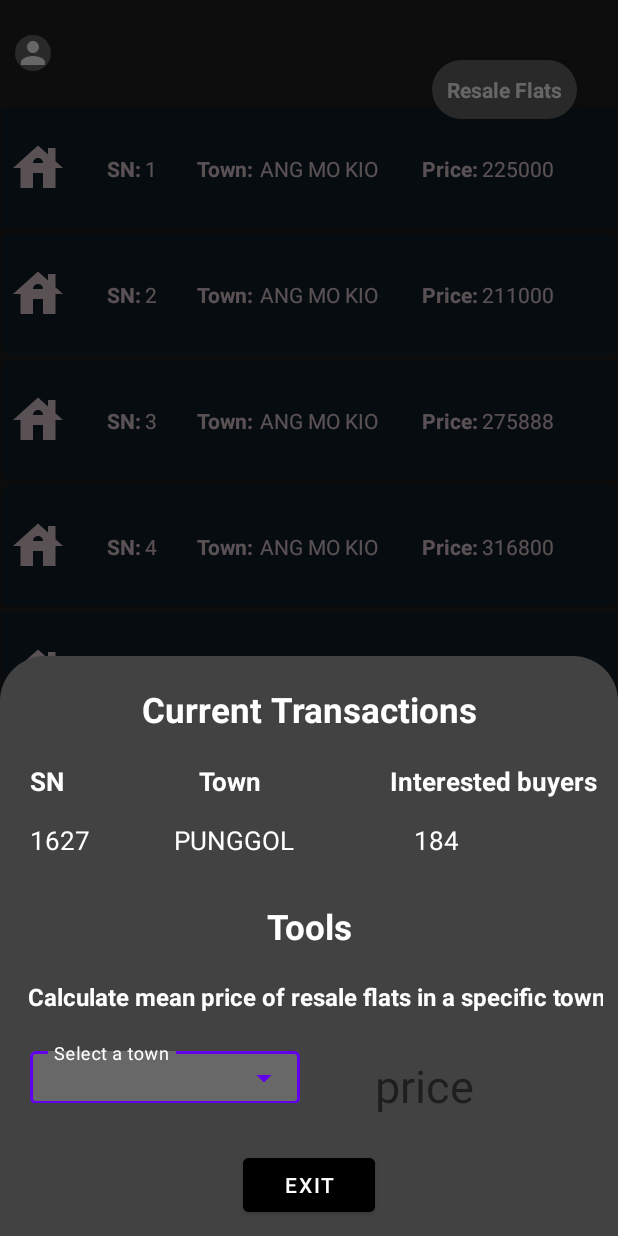
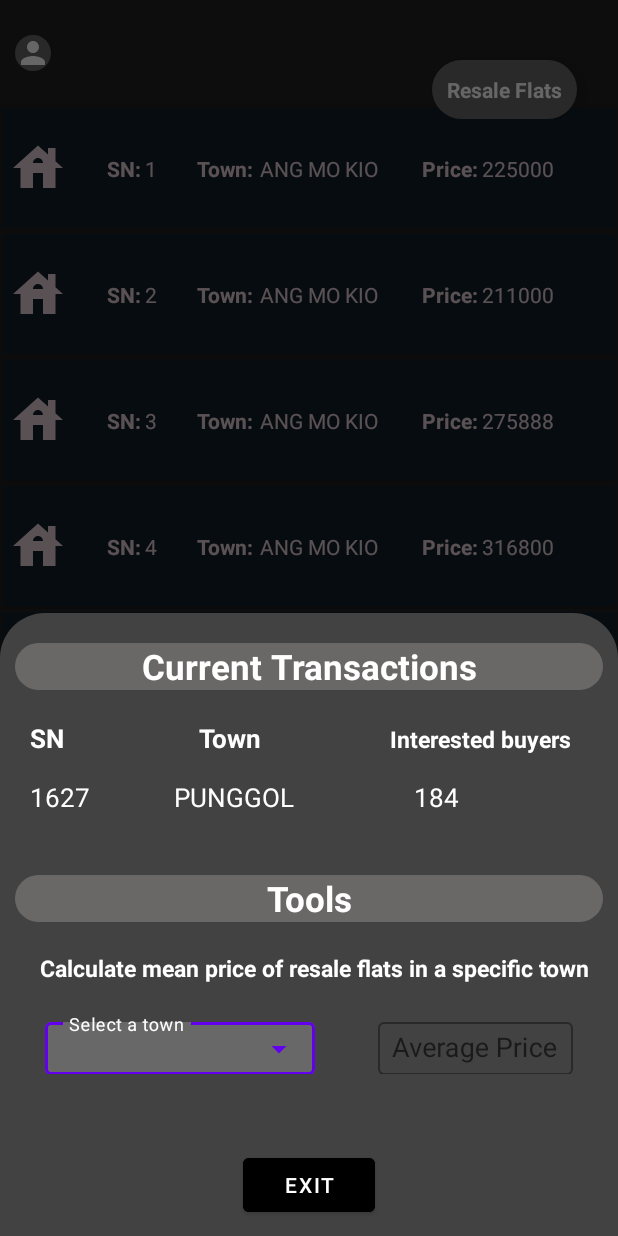
Before and after one commit to treesturn/PropertyResale_Application, an Android app: the user_account screen opened directly, with no data from a screen before it, after a tap on "SERVICES", on a phone screen of 412 x 824 dp. Run offline under Robolectric (Android 15) with nearby library versions, the phone set to English and light mode, and no system bars.

Commit message:
Improved Services bottomsheet layout design

```diff
--- a/app/src/main/java/com/example/propertyresale_app/user_account.java
+++ b/app/src/main/java/com/example/propertyresale_app/user_account.java
@@ -138,7 +138,7 @@ public class user_account extends AppCompatActivity implements RecyclerViewInter
             public void onItemClick(AdapterView<?> adapterView, View view, int i, long l) {
                 String item = adapterView.getItemAtPosition(i).toString();
                 String price = databaseHelper.getavgprice(item);
-                avgprice.setText("$"+price);
+                avgprice.setText("  $"+price);
             }
         });
     }
--- a/app/src/main/res/layout/bottomsheetlayout.xml
+++ b/app/src/main/res/layout/bottomsheetlayout.xml
@@ -18,7 +18,8 @@
         android:textSize="23dp"
         android:textColor="@color/white"
         android:textStyle="bold"
-        android:textAlignment="center"/>
+        android:textAlignment="center"
+        android:background="@drawable/rounded_rect"/>
 
     <LinearLayout
         android:id="@+id/linear_layout1"
@@ -56,7 +57,7 @@
             android:layout_width="wrap_content"
             android:layout_height="wrap_content"
             android:text="Interested buyers"
-            android:textSize="17sp"
+            android:textSize="15sp"
             android:textStyle="bold"
             android:textColor="@color/white" />
     </LinearLayout>
@@ -104,14 +105,15 @@
         app:layout_constraintTop_toBottomOf="@+id/linear_layout2"
         app:layout_constraintEnd_toEndOf="parent"
         app:layout_constraintStart_toStartOf="parent"
-        android:layout_marginTop="30dp"
+        android:layout_marginTop="40dp"
         android:layout_width="match_parent"
         android:layout_height="wrap_content"
         android:text="Tools"
         android:textSize="23dp"
         android:textColor="@color/white"
         android:textStyle="bold"
-        android:textAlignment="center"/>
+        android:textAlignment="center"
+        android:background="@drawable/rounded_rect"/>
 
     <TextView
         app:layout_constraintStart_toStartOf="parent"
@@ -119,15 +121,15 @@
         app:layout_constraintTop_toBottomOf="@+id/Tools_title"
         android:layout_marginTop="20dp"
         android:id="@+id/average_price"
-        android:layout_marginStart="10sp"
+        android:layout_marginStart="7sp"
         android:layout_width="wrap_content"
         android:layout_height="wrap_content"
         android:text="Calculate mean price of resale flats in a specific town"
-        android:textSize="15.8sp"
+        android:textSize="15sp"
         android:textColor="@color/white"
         android:textStyle="bold"/>
 
-    <LinearLayout
+    <androidx.constraintlayout.widget.ConstraintLayout
         android:id="@+id/linear_layout3"
         app:layout_constraintTop_toBottomOf="@+id/average_price"
         app:layout_constraintEnd_toEndOf="parent"
@@ -135,10 +137,13 @@
         android:layout_marginStart="10dp"
         android:layout_marginTop="20dp"
         android:layout_width="match_parent"
-        android:layout_height="wrap_content"
+        android:layout_height="70dp"
         android:orientation="horizontal">
 
         <com.google.android.material.textfield.TextInputLayout
+            app:layout_constraintTop_toTopOf="parent"
+            app:layout_constraintStart_toStartOf="parent"
+            android:layout_marginStart="10dp"
             android:layout_width="180dp"
             android:layout_height="40dp"
             android:hint="Select a town"
@@ -151,20 +156,24 @@
                 android:inputType="none"/>
         </com.google.android.material.textfield.TextInputLayout>
 
-        <TextView
-            android:id="@+id/avgprice"
-            android:layout_width="wrap_content"
-            android:layout_height="wrap_content"
-            android:layout_marginStart="50dp"
-            android:layout_marginBottom="10dp"
-            android:text="price"
-            android:textSize="30dp"/>
+        <com.google.android.material.textfield.TextInputLayout
+            app:layout_constraintTop_toTopOf="parent"
+            app:layout_constraintEnd_toEndOf="parent"
+            android:layout_marginEnd="20dp"
+            android:layout_width="130dp"
+            android:layout_height="40dp"
+            android:hint="  Average Price"
+            app:hintTextColor="@color/white"
+            style="@style/Widget.MaterialComponents.TextInputLayout.OutlinedBox">
+            <AutoCompleteTextView
+                android:id="@+id/avgprice"
+                android:layout_width="match_parent"
+                android:layout_height="35dp"
+                android:inputType="none"/>
+        </com.google.android.material.textfield.TextInputLayout>
 
 
-
-
-
-    </LinearLayout>
+    </androidx.constraintlayout.widget.ConstraintLayout>
 
     <Button
         app:layout_constraintTop_toBottomOf="@+id/linear_layout3"
```
